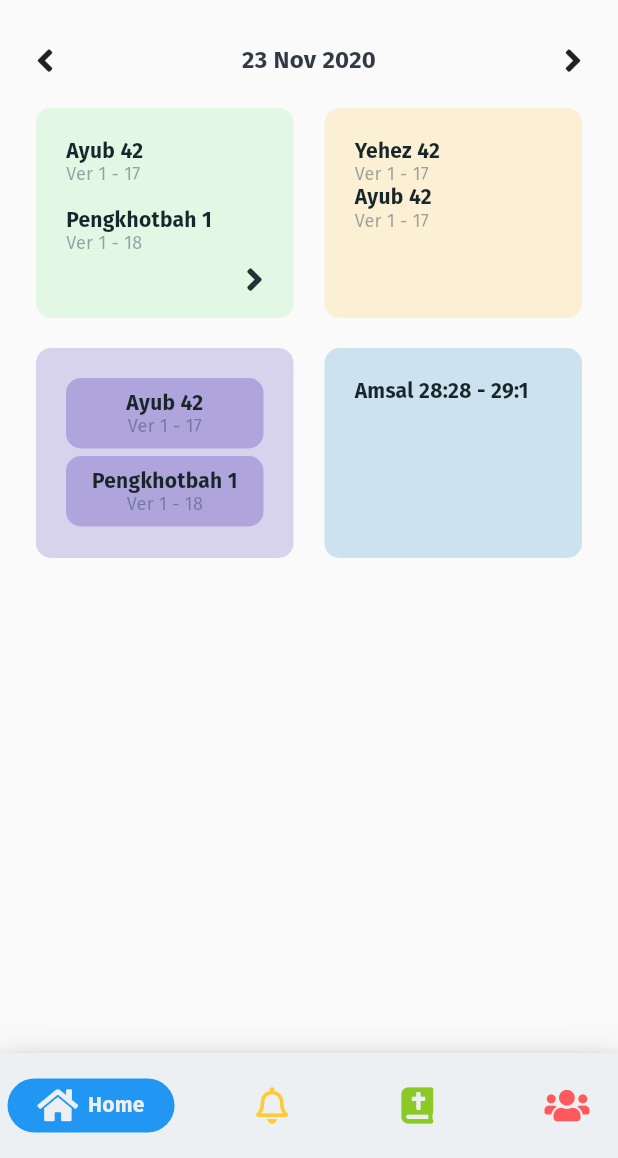
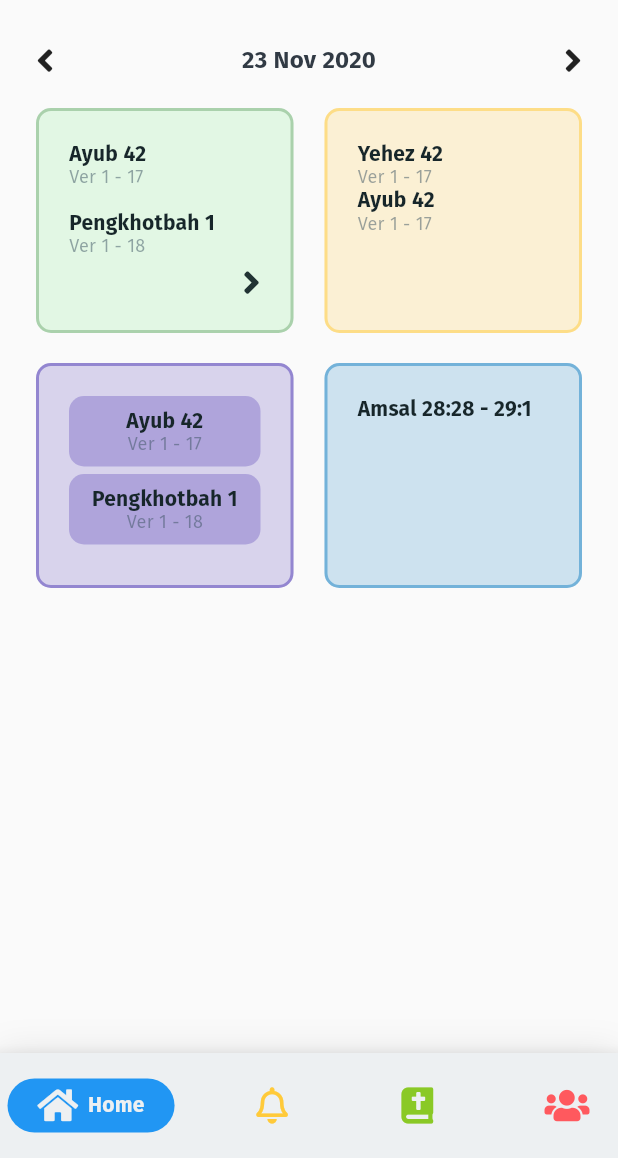
Before and after one commit to kalianto/bible_study, a Flutter app: the Home screen opened by its route, on a phone screen of 412 x 824 dp, the part 78-1236 px from its top. Run offline on Flutter 3.47's test engine with Material 2 defaults, Android fonts, the phone set to English and light mode, and no system bars; drawn by our look-alikes of google_nav_bar; our stand-ins replace device_info, font_awesome_flutter; missing offline and left inert: global_configuration; project files that could hold a hidden picture were left out.

Commit message:
first ui design for daily-reading

```diff
--- a/lib/views/home/daily_reading.dart
+++ b/lib/views/home/daily_reading.dart
@@ -50,7 +50,7 @@ class _DailyReadingState extends State<DailyReading> {
             return const SizedBox();
           } else {
             return Container(
-              padding: const EdgeInsets.only(top: 60, left: 14, right: 14),
+              padding: const EdgeInsets.only(left: 14, right: 14),
               child: ListView.builder(
                 controller: widget.scrollController,
                 scrollDirection: Axis.vertical,
--- a/lib/views/home/index.dart
+++ b/lib/views/home/index.dart
@@ -79,7 +79,8 @@ class _HomeState extends State<Home> with TickerProviderStateMixin {
             //   color: AppTheme.purple,
             // ),
             homeAppBar(),
-            TodayReading(),
+            buildHomeContent(context),
+            // TodayReading(),
             // DailyReading(
             //     scrollController: scrollController, animationController: animationController),
             // SizedBox(
@@ -96,6 +97,22 @@ class _HomeState extends State<Home> with TickerProviderStateMixin {
         // backgroundColor: Colors.black,
       ),
     );
+  }
+
+  Widget buildHomeContent(BuildContext context) {
+    return Container(
+        padding: const EdgeInsets.only(top: 80, bottom: 0),
+        child: SingleChildScrollView(
+          child: Column(children: <Widget>[
+            Container(child: TodayReading()),
+            SizedBox(height: 20),
+            // Container(child: TodayReading()),
+            // SizedBox(height: 20),
+          ]),
+        ));
+        // child: Container(
+        //   child: DailyReading(
+        //     scrollController: scrollController, animationController: animationController)));
   }
 
   Widget homeAppBar() {
--- a/lib/views/home/today_reading.dart
+++ b/lib/views/home/today_reading.dart
@@ -25,7 +25,7 @@ class _TodayReadingState extends State<TodayReading> {
   @override
   Widget build(BuildContext context) {
     return Container(
-        padding: const EdgeInsets.only(top: 80, left: 24, right: 24),
+        padding: const EdgeInsets.only(left: 24, right: 24),
         // color: AppTheme.lightGrey,
         // height: 360,
         child: Column(children: <Widget>[
@@ -49,11 +49,12 @@ class _TodayReadingState extends State<TodayReading> {
                 children: <Widget>[
                   Container(
                     width: MediaQuery.of(context).size.width / 2.4,
-                    height: 140,
+                    height: 150,
                     padding: const EdgeInsets.only(top: 20, left: 20, right: 20, bottom: 10),
                     decoration: BoxDecoration(
                       color: AppTheme.lightGreen.withOpacity(0.8),
                       borderRadius: AppTheme.borderRadius2,
+                      border: Border.all(width: 2, color: AppTheme.darkGreen.withOpacity(0.5)),
                     ),
                     child: Column(crossAxisAlignment: CrossAxisAlignment.start, children: <Widget>[
                       Text('Ayub 42', style: widget.chapterNameStyle),
@@ -75,10 +76,11 @@ class _TodayReadingState extends State<TodayReading> {
                   Container(
                     padding: const EdgeInsets.all(20),
                     width: MediaQuery.of(context).size.width / 2.4,
-                    height: 140,
+                    height: 150,
                     decoration: BoxDecoration(
                       color: AppTheme.purple.withOpacity(0.2),
                       borderRadius: AppTheme.borderRadius2,
+                      border: Border.all(width: 2, color: AppTheme.purple.withOpacity(0.5)),
                     ),
                     child: Column(crossAxisAlignment: CrossAxisAlignment.start, children: <Widget>[
                       Row(children: <Widget>[
@@ -124,11 +126,12 @@ class _TodayReadingState extends State<TodayReading> {
                 children: <Widget>[
                   Container(
                       width: MediaQuery.of(context).size.width / 2.4,
-                      height: 140,
+                      height: 150,
                       padding: const EdgeInsets.all(20),
                       decoration: BoxDecoration(
                         color: AppTheme.yellowText.withOpacity(0.2),
                         borderRadius: AppTheme.borderRadius2,
+                        border: Border.all(width: 2, color: AppTheme.yellowText.withOpacity(0.5)),
                       ),
                       child:
                           Column(crossAxisAlignment: CrossAxisAlignment.start, children: <Widget>[
@@ -141,10 +144,11 @@ class _TodayReadingState extends State<TodayReading> {
                   Container(
                       padding: const EdgeInsets.all(20),
                       width: MediaQuery.of(context).size.width / 2.4,
-                      height: 140,
+                      height: 150,
                       decoration: BoxDecoration(
                         color: AppTheme.blueText.withOpacity(0.2),
                         borderRadius: AppTheme.borderRadius2,
+                        border: Border.all(width: 2, color: AppTheme.blueText.withOpacity(0.5)),
                       ),
                       child:
                           Column(crossAxisAlignment: CrossAxisAlignment.start, children: <Widget>[
@@ -152,30 +156,6 @@ class _TodayReadingState extends State<TodayReading> {
                       ]))
                 ],
               ),
-              // Column(
-              //   mainAxisAlignment: MainAxisAlignment.start,
-              //   crossAxisAlignment: CrossAxisAlignment.start,
-              //   children: <Widget>[
-              //     Container(
-              //       width: MediaQuery.of(context).size.width / 2.4,
-              //       height: 260,
-              //       padding: const EdgeInsets.all(20),
-              //       decoration: BoxDecoration(
-              //         color: AppTheme.blueText.withOpacity(0.2),
-              //         borderRadius: AppTheme.borderRadius2,
-              //       ),
-              //       child: Column(
-              //         crossAxisAlignment: CrossAxisAlignment.start,
-              //         mainAxisAlignment: MainAxisAlignment.spaceBetween,
-              //         children: <Widget>[
-              //           Container(child: Expanded(child: Text('Amsal', style: AppTheme.subtitle1))),
-              //           Divider(color: AppTheme.grey),
-              //           Container(child: Expanded(child: Text('Mazmur', style: AppTheme.subtitle1))),
-              //         ],
-              //       )
-              //     ),
-              //   ],
-              // ),
             ],
           ))
         ]));
```
